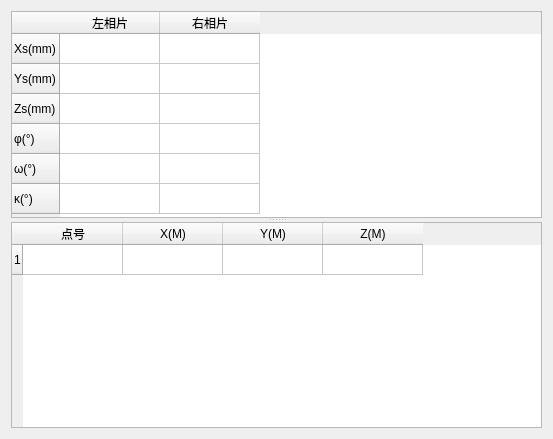
Qt form ui/intersectionwidgetbase.ui (crackey/photogrammetry) before a commit.
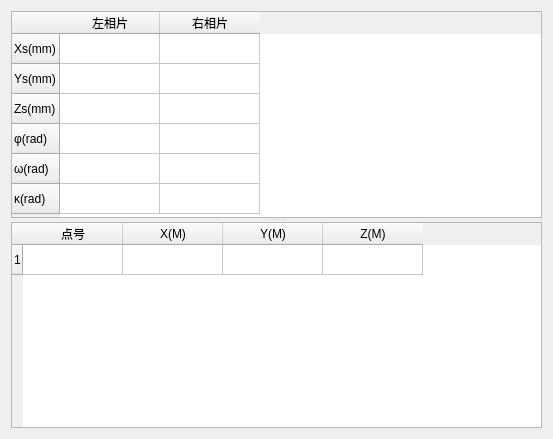
The same form after that commit.

The edit to the form file:
```diff
--- a/ui/intersectionwidgetbase.ui
+++ b/ui/intersectionwidgetbase.ui
@@ -18,7 +18,7 @@
      <property name="orientation" >
       <enum>Qt::Vertical</enum>
      </property>
-     <widget class="QWidget" name="" >
+     <widget class="QWidget" name="layoutWidget" >
       <layout class="QHBoxLayout" name="horizontalLayout" >
        <item>
         <widget class="QTableWidget" name="orientTable" >
@@ -54,17 +54,17 @@
          </row>
          <row>
           <property name="text" >
-           <string>φ(°)</string>
+           <string>φ(rad)</string>
           </property>
          </row>
          <row>
           <property name="text" >
-           <string>ω(°)</string>
+           <string>ω(rad)</string>
           </property>
          </row>
          <row>
           <property name="text" >
-           <string>κ(°)</string>
+           <string>κ(rad)</string>
           </property>
          </row>
          <column>
```
